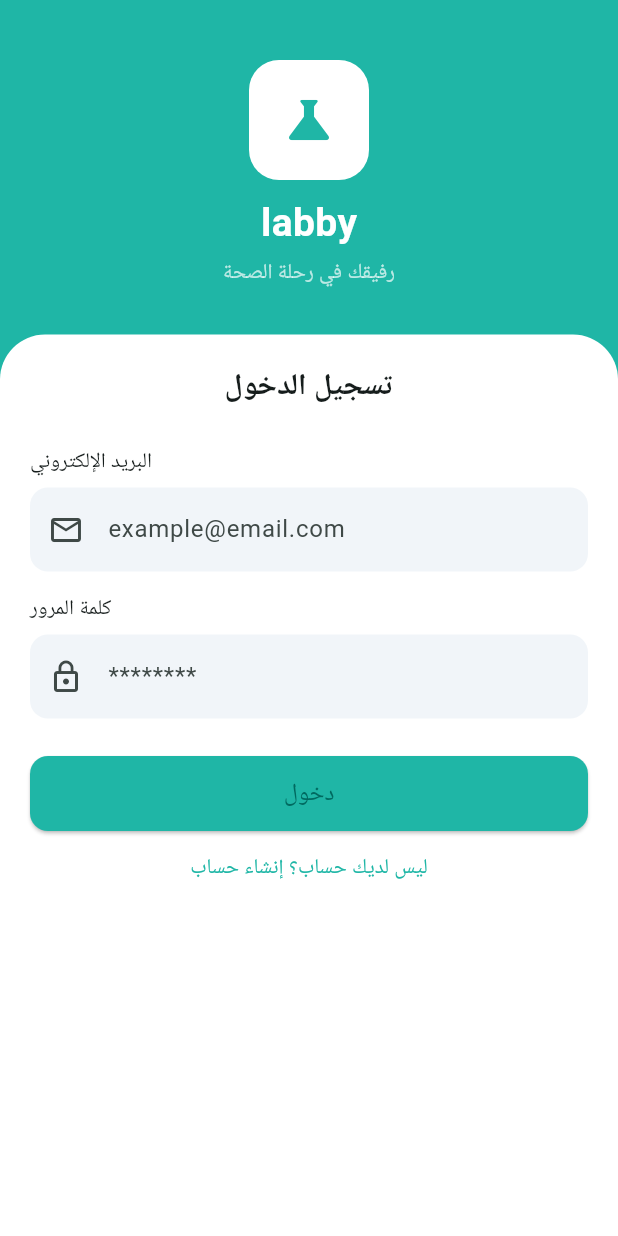
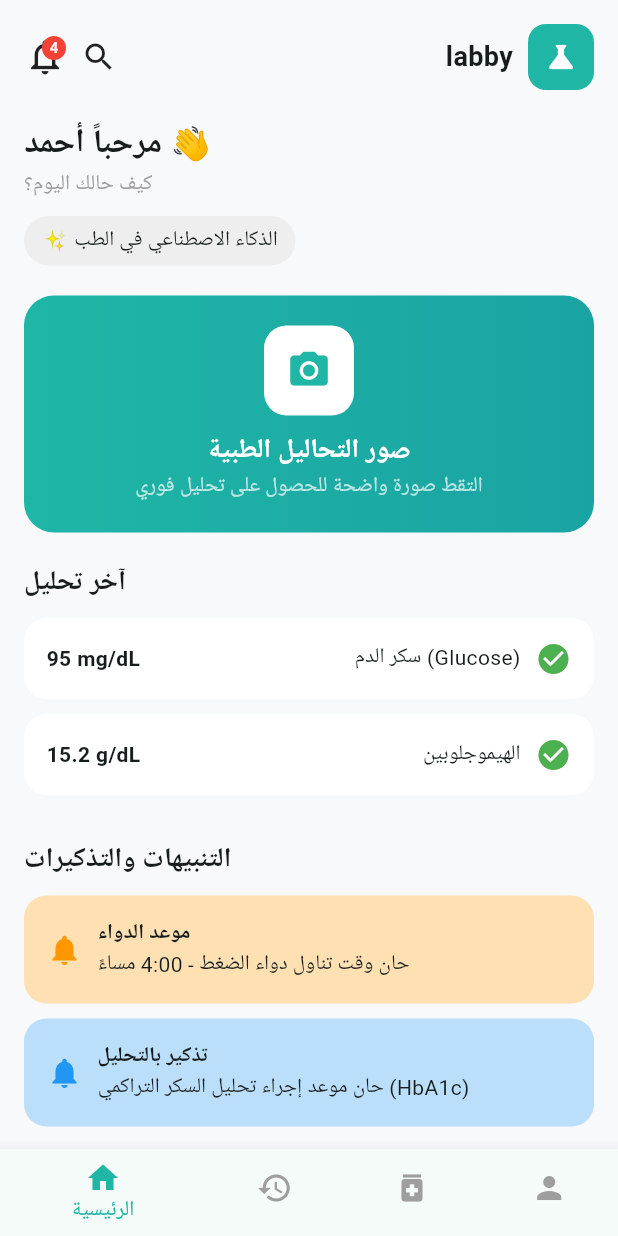
Before and after one commit to enas172-al/ai_medical_app, a Flutter app: the screen it shows after launch, after a tap on "دخول", on a phone screen of 412 x 824 dp. Run offline on Flutter 3.47's test engine with Material 3 defaults, Android fonts, the phone set to English and light mode, and no system bars; Roboto replaces fonts that are missing (Cairo).

Commit message:
finish splash, login, register and navigation and hmoe

```diff
--- /dev/null
+++ b/lib/features/auth/home_screen.dart
@@ -0,0 +1,234 @@
+import 'package:flutter/material.dart';
+
+class HomeScreen extends StatelessWidget {
+  const HomeScreen({super.key});
+
+  @override
+  Widget build(BuildContext context) {
+    return Scaffold(
+        backgroundColor: Color(0xFFF7F9FB),
+
+        // 🧭 Bottom Navigation
+        bottomNavigationBar: BottomNavigationBar(
+          selectedItemColor: Color(0xFF1FB6A6),
+          unselectedItemColor: Colors.grey,
+          items: [
+            BottomNavigationBarItem(icon: Icon(Icons.home), label: "الرئيسية"),
+            BottomNavigationBarItem(icon: Icon(Icons.history), label: "السجل"),
+            BottomNavigationBarItem(icon: Icon(Icons.medication), label: "الدواء"),
+            BottomNavigationBarItem(icon: Icon(Icons.person), label: "الملف"),
+          ],
+        ),
+
+        body: SafeArea(
+            child: SingleChildScrollView(
+                child: Padding(
+                    padding: EdgeInsets.all(16),
+                    child: Column(
+                      crossAxisAlignment: CrossAxisAlignment.start,
+                      children: [
+
+                      // 🔝 Top Bar
+                      Row(
+                      mainAxisAlignment: MainAxisAlignment.spaceBetween,
+                      children: [
+                        Row(
+                          children: [
+                            Stack(
+                              children: [
+                                Icon(Icons.notifications_none, size: 28),
+                                Positioned(
+                                  right: 0,
+                                  child: CircleAvatar(
+                                    radius: 8,
+                                    backgroundColor: Colors.red,
+                                    child: Text("4",
+                                        style: TextStyle(fontSize: 10, color: Colors.white)),
+                                  ),
+                                )
+                              ],
+                            ),
+                            SizedBox(width: 10),
+                            Icon(Icons.search),
+                          ],
+                        ),
+
+                        Row(
+                          children: [
+                            Text("labby",
+                                style: TextStyle(
+                                    fontWeight: FontWeight.bold, fontSize: 18)),
+                            SizedBox(width: 10),
+                            Container(
+                              padding: EdgeInsets.all(10),
+                              decoration: BoxDecoration(
+                                color: Color(0xFF1FB6A6),
+                                borderRadius: BorderRadius.circular(12),
+                              ),
+                              child: Icon(Icons.science, color: Colors.white),
+                            )
+                          ],
+                        )
+                      ],
+                    ),
+
+                    SizedBox(height: 20),
+
+                    // 👋 Greeting
+                    Text(
+                      "مرحباً أحمد 👋",
+                      style: TextStyle(fontSize: 22, fontWeight: FontWeight.bold),
+                    ),
+
+                    Text(
+                      "كيف حالك اليوم؟",
+                      style: TextStyle(color: Colors.grey),
+                    ),
+
+                    SizedBox(height: 10),
+
+                    // ✨ Tag
+                    Container(
+                      padding: EdgeInsets.symmetric(horizontal: 12, vertical: 6),
+                      decoration: BoxDecoration(
+                        color: Colors.grey.shade200,
+                        borderRadius: BorderRadius.circular(20),
+                      ),
+                      child: Text("✨ الذكاء الاصطناعي في الطب"),
+                    ),
+
+                    SizedBox(height: 20),
+
+                    // 📷 Scan Card
+                    Container(
+                        width: double.infinity,
+                        padding: EdgeInsets.all(20),
+                        decoration: BoxDecoration(
+                          gradient: LinearGradient(
+                            colors: [Color(0xFF1FB6A6), Color(0xFF1AA3A3)],
+                          ),
+                          borderRadius: BorderRadius.circular(20),
+                        ),
+                        child: Column(
+                            children: [
+
+                            Container(padding: EdgeInsets.all(15),
+                              decoration: BoxDecoration(
+                                color: Colors.white,
+                                borderRadius: BorderRadius.circular(15),
+                              ),
+                              child: Icon(Icons.camera_alt,
+                                  color: Color(0xFF1FB6A6), size: 30),
+                            ),
+                              SizedBox(height: 10),
+                              Text(
+                                "صور التحاليل الطبية",
+                                style: TextStyle(
+                                    color: Colors.white,
+                                    fontSize: 18,
+                                    fontWeight: FontWeight.bold),
+                              ),
+                              Text(
+                                "التقط صورة واضحة للحصول على تحليل فوري",
+                                style: TextStyle(color: Colors.white70),
+                              ),
+                            ],
+                        ),
+                    ),
+
+                        SizedBox(height: 20),
+
+                        // 📊 Last Result
+                        Text("آخر تحليل",
+                            style:
+                            TextStyle(fontSize: 18, fontWeight: FontWeight.bold)),
+
+                        SizedBox(height: 10),
+
+                        resultCard("سكر الدم (Glucose)", "95 mg/dL", Colors.green),
+                        resultCard("الهيموجلوبين", "15.2 g/dL", Colors.green),
+
+                        SizedBox(height: 20),
+
+                        // 🔔 Alerts
+                        Text("التنبيهات والتذكيرات",
+                            style:
+                            TextStyle(fontSize: 18, fontWeight: FontWeight.bold)),
+
+                        SizedBox(height: 10),
+
+                        alertCard(
+                          "موعد الدواء",
+                          "حان وقت تناول دواء الضغط - 4:00 مساءً",
+                          Colors.orange.shade100,
+                          Colors.orange,
+                        ),
+
+                        SizedBox(height: 10),
+
+                        alertCard(
+                          "تذكير بالتحليل",
+                          "حان موعد إجراء تحليل السكر التراكمي (HbA1c)",
+                          Colors.blue.shade100,
+                          Colors.blue,
+                        ),
+                      ],
+                    ),
+                ),
+            ),
+        ),
+    );
+  }
+
+  // 🧾 Result Card
+  Widget resultCard(String title, String value, Color color) {
+    return Container(
+      margin: EdgeInsets.only(bottom: 10),
+      padding: EdgeInsets.all(15),
+      decoration: BoxDecoration(
+        color: Colors.white,
+        borderRadius: BorderRadius.circular(15),
+      ),
+      child: Row(
+        mainAxisAlignment: MainAxisAlignment.spaceBetween,
+        children: [
+          Text(value, style: TextStyle(fontWeight: FontWeight.bold)),
+          Row(
+            children: [
+              Text(title),
+              SizedBox(width: 10),
+              Icon(Icons.check_circle, color: color),
+            ],
+          )
+        ],
+      ),
+    );
+  }
+
+  // 🔔 Alert Card
+  Widget alertCard(String title, String desc, Color bg, Color iconColor) {
+    return Container(
+      padding: EdgeInsets.all(15),
+      decoration: BoxDecoration(
+        color: bg,
+        borderRadius: BorderRadius.circular(15),
+      ),
+      child: Row(
+        children: [
+          Icon(Icons.notifications, color: iconColor),
+          SizedBox(width: 10),
+          Expanded(
+            child: Column(
+              crossAxisAlignment: CrossAxisAlignment.start,
+              children: [
+                Text(title,
+                    style: TextStyle(fontWeight: FontWeight.bold)),
+                Text(desc),
+              ],
+            ),
+          )
+        ],
+      ),
+    );
+  }
+}
--- a/lib/features/auth/login_screen.dart
+++ b/lib/features/auth/login_screen.dart
@@ -15,8 +15,8 @@ class LoginScreen extends StatelessWidget {
 
             // 🧪 Logo
             Container(
-              width: 80,
-              height: 80,
+              width: 90,
+              height: 90,
               decoration: BoxDecoration(
                 color: Colors.white,
                 borderRadius: BorderRadius.circular(20),
@@ -24,7 +24,7 @@ class LoginScreen extends StatelessWidget {
               child: Icon(
                 Icons.science,
                 color: Color(0xFF1FB6A6),
-                size: 40,
+                size: 45,
               ),
             ),
 
@@ -117,7 +117,7 @@ class LoginScreen extends StatelessWidget {
 
                 SizedBox(height: 25),
 
-                    // زر الدخول
+                // 🔘 زر الدخول
                 SizedBox(
                     width: double.infinity,
                     height: 50,
@@ -126,9 +126,10 @@ class LoginScreen extends StatelessWidget {
                           backgroundColor: Color(0xFF1FB6A6),
                           shape: RoundedRectangleBorder(
                             borderRadius: BorderRadius.circular(12),
-                          ),
-                        ),
-                        onPressed: () {},
+                          ),),
+                      onPressed: () {
+                        Navigator.pushReplacementNamed(context, '/home');
+                      },
                       child: Text(
                         "دخول",
                         style: TextStyle(fontSize: 16),
@@ -138,13 +139,18 @@ class LoginScreen extends StatelessWidget {
 
                       SizedBox(height: 15),
 
-                    // إنشاء حساب
+                      // 🔗 إنشاء حساب
                       Center(
+                        child: GestureDetector(
+                          onTap: () {
+                            Navigator.pushNamed(context, '/register');
+                          },
                           child: Text(
                             "ليس لديك حساب؟ إنشاء حساب",
                             style: TextStyle(
                               color: Color(0xFF1FB6A6),
                               fontSize: 14,
+                            ),
                           ),
                         ),
                       ),
--- a/lib/main.dart
+++ b/lib/main.dart
@@ -2,6 +2,8 @@ import 'package:flutter/material.dart';
 import 'features/auth/splash_screen.dart';
 import 'features/auth/login_screen.dart';
 import 'features/auth/register_screen.dart';
+import 'features/auth//home_screen.dart';
+
 
 void main() {
   runApp(const MyApp());
```
Also changed, not shown: pubspec.lock. Lines whose indentation alone changed are shown as unchanged.
